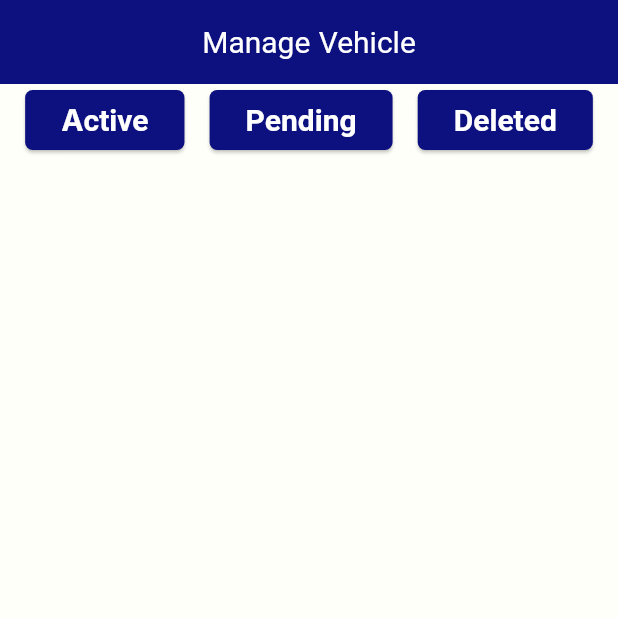
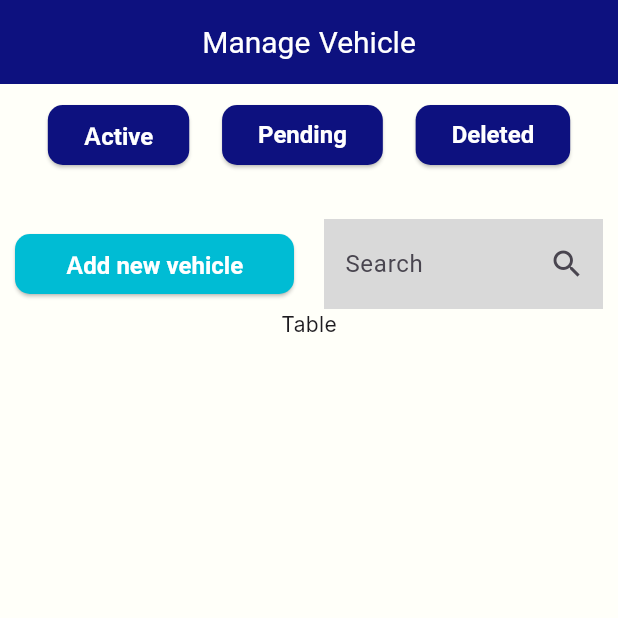
Before and after one commit to GTrack-Application/PRoute, a Flutter app: the screen it shows after launch, on a phone screen of 412 x 824 dp, the top half of it. Run offline on Flutter 3.47's test engine with Material 2 defaults, Android fonts, the phone set to English and light mode, and no system bars; our stand-ins replace auto_size_text, awesome_dialog, flutter_screenutil, flutter_spinkit, google_fonts, google_maps_flutter and 5 more; missing offline and left inert: flutter_scalable_ocr, input_history_text_field, syncfusion_flutter_signaturepad.

Commit message:
add new vehicle screen created

```diff
--- a/lib/Global/widgets/text_field/text_field_widget.dart
+++ b/lib/Global/widgets/text_field/text_field_widget.dart
@@ -15,6 +15,7 @@ class TextFieldWidget extends StatelessWidget {
     this.focusNode,
     this.onFieldSubmitted,
     this.enabled,
+    this.labelText,
   });
 
   final TextEditingController controller;
@@ -28,6 +29,7 @@ class TextFieldWidget extends StatelessWidget {
   final FocusNode? focusNode;
   final Function(String)? onFieldSubmitted;
   final bool? enabled;
+  final String? labelText;
 
   @override
   Widget build(BuildContext context) {
@@ -48,25 +50,27 @@ class TextFieldWidget extends StatelessWidget {
             return null;
           },
       decoration: InputDecoration(
-        fillColor: AppColors.field,
+        fillColor: AppColors.grey,
+        labelText: labelText,
         filled: true,
         suffixIcon: suffixIcon ?? const SizedBox.shrink(),
         contentPadding: const EdgeInsets.symmetric(
           horizontal: 10,
           vertical: 10,
         ),
-        border: const OutlineInputBorder(
-          borderSide: BorderSide(
-            color: AppColors.grey,
-            width: 1.0,
-          ),
-        ),
-        enabledBorder: const OutlineInputBorder(
-          borderSide: BorderSide(
-            color: Colors.black,
-            width: 2.0,
-          ),
-        ),
+        border: InputBorder.none,
+        // border: const OutlineInputBorder(
+        //   borderSide: BorderSide(
+        //     color: AppColors.grey,
+        //     width: 1,
+        //   ),
+        // ),
+        // enabledBorder: const OutlineInputBorder(
+        //   borderSide: BorderSide(
+        //     color: Colors.black,
+        //     width: 2.0,
+        //   ),
+        // ),
         errorBorder: const OutlineInputBorder(
           borderSide: BorderSide(
             color: AppColors.danger,
--- a/lib/Screens/manage_vehicle_screen.dart
+++ b/lib/Screens/manage_vehicle_screen.dart
@@ -1,33 +1,66 @@
 import 'package:flutter/material.dart';
+import 'package:nb_utils/nb_utils.dart';
+import 'package:p_route/Global/common/utils/app_navigator.dart';
+import 'package:p_route/Global/widgets/buttons/primary_button.dart';
+import 'package:p_route/Global/widgets/text_field/text_field_widget.dart';
+import 'package:p_route/Screens/add_new_vehicle_screen.dart';
 
-class ManageVehicleScreen extends StatelessWidget {
+class ManageVehicleScreen extends StatefulWidget {
   const ManageVehicleScreen({Key? key}) : super(key: key);
+
+  @override
+  State<ManageVehicleScreen> createState() => _ManageVehicleScreenState();
+}
+
+class _ManageVehicleScreenState extends State<ManageVehicleScreen> {
+  var addNewVehicleController = TextEditingController();
   @override
   Widget build(BuildContext context) {
     return Scaffold(
         appBar: AppBar(
           title: const Text('Manage Vehicle'),
         ),
-        body: Column(
+        body: Padding(
+          padding: const EdgeInsets.all(10.0),
+          child: Column(
             children: [
               Row(
                 mainAxisAlignment: MainAxisAlignment.spaceEvenly,
                 children: [
-                ElevatedButton(
-                  onPressed: () {},
-                  child: const Text('Active'),
+                  PrimaryButtonWidget(text: "Active", onPressed: () {}),
+                  PrimaryButtonWidget(text: "Pending", onPressed: () {}),
+                  PrimaryButtonWidget(text: "Deleted", onPressed: () {}),
+                ],
               ),
-                ElevatedButton(
-                  onPressed: () {},
-                  child: const Text('Pending'),
+              32.height,
+              Row(
+                children: [
+                  Expanded(
+                    child: PrimaryButtonWidget(
+                      text: "Add new vehicle",
+                      onPressed: () {
+                        AppNavigator.goToPage(
+                          context: context,
+                          screen: const AddNewVehicleScreen(),
+                        );
+                      },
+                      backgroungColor: Colors.cyan,
                     ),
-                ElevatedButton(
-                  onPressed: () {},
-                  child: const Text('Deleted'),
+                  ),
+                  20.width,
+                  Expanded(
+                    child: TextFieldWidget(
+                      controller: addNewVehicleController,
+                      suffixIcon: const Icon(Icons.search),
+                      labelText: "Search",
+                    ),
+                    // Expanded table
                   ),
                 ],
               ),
+              const Expanded(child: Text("Table")),
             ],
+          ),
         ));
   }
 }
```
Also changed, not shown: lib/Global/widgets/buttons/primary_button.dart (+1 -6 lines), lib/Screens/add_new_vehicle_screen.dart (added, +289 -0 lines), lib/Widgets/dropdowns/dropdown_widget.dart (added, +33 -0 lines). Lines whose indentation alone changed are shown as unchanged.
